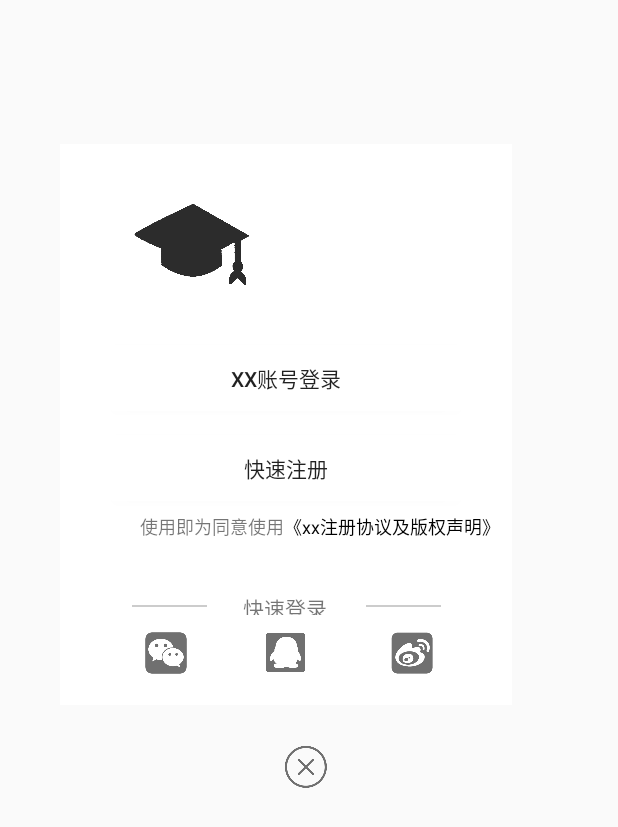
After one commit to DoctorialHat/DoctorialHat, an Android app: the LoginActivity screen opened directly, with no data from a screen before it, on a phone screen of 412 x 824 dp. The commit adds this screen. Shown: the top 827 px of the screen. Run offline under Robolectric (Android 15) with nearby library versions, the phone set to English and light mode, and no system bars.

Commit message:
1、“我的”页面增加了分割线 2、完成“登录注册”页面

```diff
--- a/app/build.gradle
+++ b/app/build.gradle
@@ -31,4 +31,5 @@ dependencies {
     implementation 'com.google.code.gson:gson:2.8.2'
     implementation 'org.kymjs.kjframe:kjframe:2.6'
     implementation 'com.android.support:gridlayout-v7:27.1.1'
+    implementation 'com.android.support:design:27.1.1'
 }
--- a/app/src/main/AndroidManifest.xml
+++ b/app/src/main/AndroidManifest.xml
@@ -19,7 +19,8 @@
         </activity>
         <activity android:name=".Activity.MeActivity" />
         <activity android:name=".Activity.FriendsActivity" />
-        <activity android:name=".Activity.QuizActivity"></activity>
+        <activity android:name=".Activity.QuizActivity" />
+        <activity android:name=".Activity.LoginActivity"></activity>
     </application>
 
 </manifest>
--- /dev/null
+++ b/app/src/main/java/top/jacksonyang/doctorialhat/Activity/LoginActivity.java
@@ -0,0 +1,15 @@
+package top.jacksonyang.doctorialhat.Activity;
+
+import android.support.v7.app.AppCompatActivity;
+import android.os.Bundle;
+
+import top.jacksonyang.doctorialhat.R;
+
+public class LoginActivity extends AppCompatActivity {
+
+    @Override
+    protected void onCreate(Bundle savedInstanceState) {
+        super.onCreate(savedInstanceState);
+        setContentView(R.layout.activity_login);
+    }
+}
--- /dev/null
+++ b/app/src/main/res/drawable/login_loginbutton.xml
@@ -0,0 +1,24 @@
+<?xml version="1.0" encoding="utf-8"?>
+<shape xmlns:android="http://schemas.android.com/apk/res/android"
+    android:shape="rectangle" >
+
+    <solid android:color="#ffffff" />
+    <stroke
+        android:width="0dp"
+        android:color="#f3f3f3"/>
+
+    <!--<stroke
+        android:width="3dp"
+        android:color="#f5f3f3" /> -->
+
+    <!-- 设置按钮的四个角为弧形 -->
+    <!-- android:radius 弧形的半径 -->
+    <corners android:radius="10dip" />
+
+    <!-- padding：Button里面的文字与Button边界的间隔 -->
+    <padding
+        android:bottom="10dp"
+        android:left="10dp"
+        android:right="10dp"
+        android:top="10dp" />
+</shape>
--- /dev/null
+++ b/app/src/main/res/layout/activity_login.xml
@@ -0,0 +1,171 @@
+<?xml version="1.0" encoding="utf-8"?>
+<android.support.constraint.ConstraintLayout xmlns:android="http://schemas.android.com/apk/res/android"
+    xmlns:app="http://schemas.android.com/apk/res-auto"
+    xmlns:tools="http://schemas.android.com/tools"
+    android:layout_width="match_parent"
+    android:layout_height="match_parent"
+    tools:context=".Activity.LoginActivity">
+
+    <android.support.constraint.ConstraintLayout
+        android:id="@+id/constraintLayout7"
+        android:layout_width="301dp"
+        android:layout_height="374dp"
+        android:layout_marginStart="40dp"
+        android:layout_marginTop="96dp"
+        android:background="#ffffff"
+        app:layout_constraintStart_toStartOf="parent"
+        app:layout_constraintTop_toTopOf="parent">
+
+        <ImageView
+            android:id="@+id/imageView10"
+            android:layout_width="104dp"
+            android:layout_height="102dp"
+            android:layout_marginStart="36dp"
+            android:layout_marginTop="16dp"
+            android:adjustViewBounds="true"
+            app:layout_constraintStart_toStartOf="parent"
+            app:layout_constraintTop_toTopOf="parent"
+            app:srcCompat="@mipmap/doctorialhat_logo" />
+
+
+        <Button
+            android:id="@+id/denglu"
+            android:layout_width="249dp"
+            android:layout_height="44dp"
+            android:layout_marginEnd="8dp"
+            android:layout_marginStart="8dp"
+            android:layout_marginTop="16dp"
+            android:background="@drawable/login_loginbutton"
+            android:shadowColor="#ffffff"
+            android:text="xx账号登录"
+            app:layout_constraintEnd_toEndOf="parent"
+            app:layout_constraintStart_toStartOf="parent"
+            app:layout_constraintTop_toBottomOf="@+id/imageView10" />
+
+        <Button
+            android:id="@+id/zhuce"
+            android:layout_width="249dp"
+            android:layout_height="44dp"
+            android:layout_marginEnd="8dp"
+            android:layout_marginStart="8dp"
+            android:layout_marginTop="16dp"
+            android:background="@drawable/login_loginbutton"
+            android:shadowColor="#ffffff"
+            android:text="快速注册"
+            app:layout_constraintEnd_toEndOf="parent"
+            app:layout_constraintStart_toStartOf="parent"
+            app:layout_constraintTop_toBottomOf="@+id/denglu" />
+
+        <TextView
+            android:id="@+id/textView3"
+            android:layout_width="wrap_content"
+            android:layout_height="wrap_content"
+            android:layout_marginTop="8dp"
+            android:text="使用即为同意使用"
+            android:textSize="12dp"
+            app:layout_constraintEnd_toStartOf="@+id/textView4"
+            app:layout_constraintTop_toBottomOf="@+id/zhuce" />
+
+        <TextView
+            android:id="@+id/textView4"
+            android:layout_width="144dp"
+            android:layout_height="17dp"
+            android:layout_marginEnd="8dp"
+            android:layout_marginTop="8dp"
+            android:text="《xx注册协议及版权声明》"
+            android:textColor="#000000"
+            android:textSize="12dp"
+            app:layout_constraintEnd_toEndOf="parent"
+            app:layout_constraintTop_toBottomOf="@+id/zhuce" />
+
+        <View
+            android:id="@+id/view"
+            android:layout_width="50dp"
+            android:layout_height="1dp"
+            android:layout_marginBottom="46dp"
+            android:layout_marginEnd="180dp"
+            android:layout_marginStart="24dp"
+            android:layout_marginTop="24dp"
+            android:background="#33000000"
+            app:layout_constraintBottom_toBottomOf="parent"
+            app:layout_constraintEnd_toEndOf="parent"
+            app:layout_constraintStart_toStartOf="parent"
+            app:layout_constraintTop_toBottomOf="@+id/textView3" />
+
+        <TextView
+            android:id="@+id/textView5"
+            android:layout_width="wrap_content"
+            android:layout_height="15dp"
+            android:layout_marginBottom="60dp"
+            android:layout_marginEnd="8dp"
+            android:text="快速登录"
+            app:layout_constraintBottom_toBottomOf="parent"
+            app:layout_constraintEnd_toStartOf="@+id/view2"
+            app:layout_constraintHorizontal_bias="0.571"
+            app:layout_constraintStart_toEndOf="@+id/view" />
+
+        <View
+            android:id="@+id/view2"
+            android:layout_width="50dp"
+            android:layout_height="1dp"
+            android:layout_marginBottom="46dp"
+            android:layout_marginEnd="24dp"
+            android:layout_marginStart="180dp"
+            android:layout_marginTop="24dp"
+            android:background="#33000000"
+            app:layout_constraintBottom_toBottomOf="parent"
+            app:layout_constraintEnd_toEndOf="parent"
+            app:layout_constraintStart_toStartOf="parent"
+            app:layout_constraintTop_toBottomOf="@+id/textView4" />
+
+        <ImageView
+            android:id="@+id/imageView11"
+            android:layout_width="29dp"
+            android:layout_height="29dp"
+            android:layout_marginBottom="20dp"
+            android:layout_marginStart="56dp"
+            android:clickable="true"
+            app:layout_constraintBottom_toBottomOf="parent"
+            app:layout_constraintStart_toStartOf="parent"
+            app:srcCompat="@mipmap/wechat_icon" />
+
+        <ImageView
+            android:id="@+id/imageView12"
+            android:layout_width="30dp"
+            android:layout_height="30dp"
+            android:layout_marginBottom="20dp"
+            android:layout_marginStart="50dp"
+            android:clickable="true"
+            app:layout_constraintBottom_toBottomOf="parent"
+            app:layout_constraintStart_toEndOf="@+id/imageView11"
+            app:srcCompat="@mipmap/qq_icon" />
+
+        <ImageView
+            android:id="@+id/imageView13"
+            android:layout_width="29dp"
+            android:layout_height="29dp"
+            android:layout_marginBottom="20dp"
+            android:layout_marginEnd="8dp"
+            android:layout_marginStart="10dp"
+            android:clickable="true"
+            app:layout_constraintBottom_toBottomOf="parent"
+            app:layout_constraintEnd_toEndOf="parent"
+            app:layout_constraintStart_toEndOf="@+id/imageView12"
+            app:srcCompat="@mipmap/weibo_icon" />
+
+    </android.support.constraint.ConstraintLayout>
+
+    <ImageView
+        android:id="@+id/imageView14"
+        android:layout_width="32dp"
+        android:layout_height="32dp"
+        android:layout_marginEnd="8dp"
+        android:layout_marginStart="4dp"
+        android:layout_marginTop="25dp"
+        android:clickable="true"
+        app:layout_constraintEnd_toEndOf="parent"
+        app:layout_constraintStart_toStartOf="parent"
+        app:layout_constraintTop_toBottomOf="@+id/constraintLayout7"
+        app:srcCompat="@mipmap/cancel_icon" />
+
+</android.support.constraint.ConstraintLayout>
--- a/app/src/main/res/layout/activity_me.xml
+++ b/app/src/main/res/layout/activity_me.xml
@@ -2,6 +2,7 @@
 
 <ScrollView
     xmlns:android="http://schemas.android.com/apk/res/android"
+    xmlns:app="http://schemas.android.com/apk/res-auto"
     xmlns:tools="http://schemas.android.com/tools"
     android:layout_width="fill_parent"
     android:layout_height="fill_parent"
@@ -21,7 +22,7 @@
         android:layout_width="368dp"
         android:layout_height="100dp"
         android:layout_marginStart="8dp"
-        android:layout_marginTop="8dp"
+        android:layout_marginTop="28dp"
         android:background="#ffffff"
         app:layout_constraintStart_toStartOf="parent"
         app:layout_constraintTop_toTopOf="parent">
@@ -35,6 +36,7 @@
             android:layout_marginStart="12dp"
             android:layout_marginTop="11dp"
             android:contentDescription="TODO"
+            android:clickable="true"
             app:layout_constraintBottom_toBottomOf="parent"
             app:layout_constraintEnd_toStartOf="@+id/login"
             app:layout_constraintStart_toStartOf="parent"
@@ -46,7 +48,7 @@
             android:layout_width="0dp"
             android:layout_height="43dp"
             android:layout_marginEnd="27dp"
-            android:background="@drawable/shape"
+            android:background="@drawable/me_loginbutton"
             android:text="登录"
             app:layout_constraintBottom_toBottomOf="parent"
             app:layout_constraintEnd_toStartOf="@+id/register"
@@ -58,7 +60,7 @@
             android:layout_width="0dp"
             android:layout_height="43dp"
             android:layout_marginEnd="85dp"
-            android:background="@drawable/shape"
+            android:background="@drawable/me_loginbutton"
             android:text="注册"
             app:layout_constraintBottom_toBottomOf="parent"
             app:layout_constraintEnd_toEndOf="parent"
@@ -179,14 +181,14 @@
 
     <android.support.constraint.ConstraintLayout
         android:id="@+id/constraintLayout3"
-        android:background="@drawable/layout_selector"
         android:layout_width="368dp"
-        android:layout_height="46dp"
+        android:layout_height="43dp"
         android:layout_marginEnd="8dp"
         android:layout_marginStart="8dp"
         android:layout_marginTop="8dp"
+        android:background="@drawable/layout_selector"
         app:layout_constraintEnd_toEndOf="parent"
-        app:layout_constraintHorizontal_bias="1.0"
+        app:layout_constraintHorizontal_bias="0.0"
         app:layout_constraintStart_toStartOf="parent"
         app:layout_constraintTop_toBottomOf="@+id/constraintLayout2">
 
@@ -262,16 +264,21 @@
 
     <android.support.constraint.ConstraintLayout
         android:id="@+id/constraintLayout4"
-        android:background="@drawable/layout_selector"
         android:layout_width="368dp"
         android:layout_height="46dp"
         android:layout_marginEnd="8dp"
         android:layout_marginStart="8dp"
         android:layout_marginTop="8dp"
+        android:background="@drawable/layout_selector"
         app:layout_constraintEnd_toEndOf="parent"
         app:layout_constraintHorizontal_bias="0.0"
         app:layout_constraintStart_toStartOf="parent"
         app:layout_constraintTop_toBottomOf="@+id/constraintLayout3">
+
+        <View
+            android:layout_width="fill_parent"
+            android:layout_height="1dip"
+            android:background="#FF909090" />
 
         <ImageView
             android:id="@+id/imageView4"
@@ -318,16 +325,21 @@
 
     <android.support.constraint.ConstraintLayout
         android:id="@+id/constraintLayout5"
-        android:background="@drawable/layout_selector"
         android:layout_width="368dp"
         android:layout_height="46dp"
         android:layout_marginEnd="8dp"
         android:layout_marginStart="8dp"
         android:layout_marginTop="8dp"
+        android:background="@drawable/layout_selector"
         app:layout_constraintEnd_toEndOf="parent"
         app:layout_constraintHorizontal_bias="0.0"
         app:layout_constraintStart_toStartOf="parent"
         app:layout_constraintTop_toBottomOf="@+id/constraintLayout4">
+
+        <View
+            android:layout_width="fill_parent"
+            android:layout_height="1dip"
+            android:background="#FF909090" />
 
         <ImageView
             android:id="@+id/imageView6"
@@ -373,15 +385,21 @@
 
     <android.support.constraint.ConstraintLayout
         android:id="@+id/constraintLayout6"
-        android:background="@drawable/layout_selector"
         android:layout_width="368dp"
         android:layout_height="46dp"
         android:layout_marginEnd="8dp"
         android:layout_marginStart="8dp"
         android:layout_marginTop="8dp"
+        android:background="@drawable/layout_selector"
         app:layout_constraintEnd_toEndOf="parent"
+        app:layout_constraintHorizontal_bias="0.0"
         app:layout_constraintStart_toStartOf="parent"
         app:layout_constraintTop_toBottomOf="@+id/constraintLayout5">
+
+        <View
+            android:layout_width="fill_parent"
+            android:layout_height="1dip"
+            android:background="#FF909090" />
 
         <ImageView
             android:id="@+id/imageView8"
--- a/app/src/main/res/values/colors.xml
+++ b/app/src/main/res/values/colors.xml
@@ -1,7 +1,7 @@
 <?xml version="1.0" encoding="utf-8"?>
 <resources>
-    <color name="colorPrimary">#3F51B5</color>
-    <color name="colorPrimaryDark">#303F9F</color>
+    <color name="colorPrimary">#ffffff</color>
+    <color name="colorPrimaryDark">#ffffff</color>
     <color name="colorAccent">#FF4081</color>
     <color name="white">#ffffff</color>
     <color name="transparent_grey">#ddd9d9d9</color>
--- a/app/src/main/res/values/styles.xml
+++ b/app/src/main/res/values/styles.xml
@@ -1,11 +1,12 @@
 <resources>
 
     <!-- Base application theme. -->
-    <style name="AppTheme" parent="Theme.AppCompat.Light.DarkActionBar">
+    <style name="AppTheme" parent="Theme.AppCompat.Light.NoActionBar">
         <!-- Customize your theme here. -->
         <item name="colorPrimary">@color/colorPrimary</item>
         <item name="colorPrimaryDark">@color/colorPrimaryDark</item>
         <item name="colorAccent">@color/colorAccent</item>
+        <item name="android:windowTranslucentStatus">true</item> <!-- 设置系统状态栏为半透明 -->
     </style>
 
 </resources>
```
Also changed, not shown: app/src/main/res/drawable/me_loginbutton.xml (renamed from app/src/main/res/drawable/shape.xml), app/src/main/res/mipmap-hdpi/cancel_icon.png (added), app/src/main/res/mipmap-hdpi/doctorialhat_logo.png (added), app/src/main/res/mipmap-hdpi/qq_icon.png (added), app/src/main/res/mipmap-hdpi/wechat_icon.png (added), app/src/main/res/mipmap-hdpi/weibo_icon.png (added).
